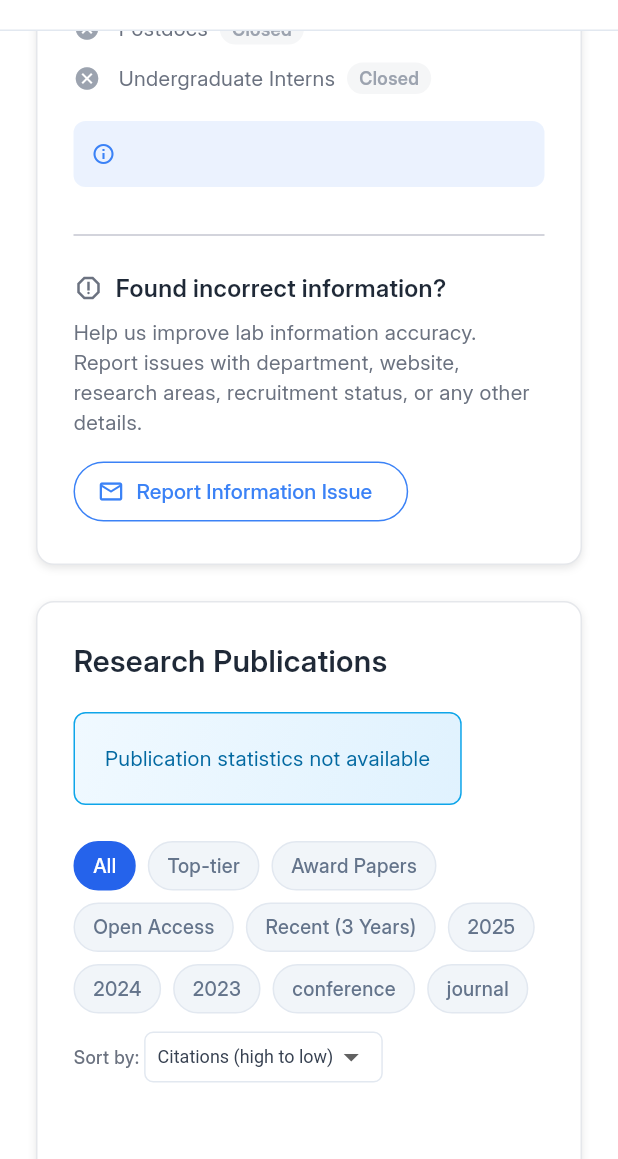
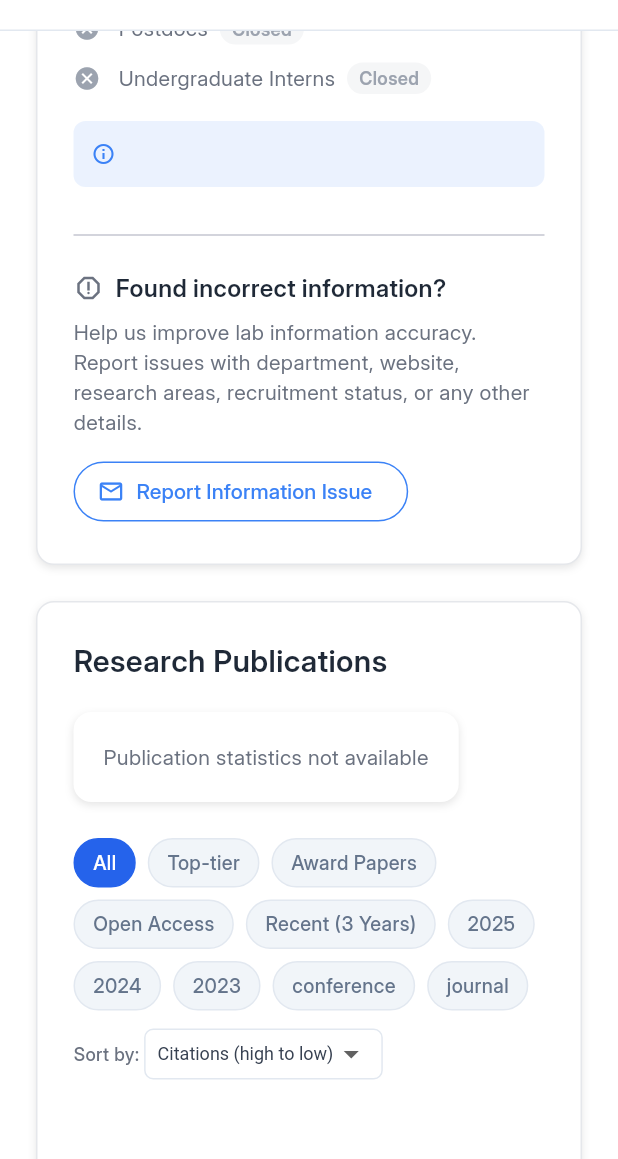
Before and after one commit to c5551051011/insidelab_frontend, a Flutter app: the LabDetailScreen screen opened directly with empty values, scrolled down 576 dp, on a phone screen of 412 x 824 dp, the part 77-1236 px from its top. Run offline on Flutter 3.47's test engine with Material 3 defaults, Android fonts, the phone set to English and light mode, and no system bars; our stand-ins replace flutter_typeahead, go_router, google_sign_in, shared_preferences; accounts and stored records are empty; network calls fail.

Commit message:
Replace publication stats with Research Publications Overview design
Redesigned Statistics Section:
- Replaced compact stats layout with spacious metric cards grid
- Added section title with icon: "📊 Research Publications Overview"
- Implemented responsive grid: 2 columns on mobile, 5 columns on desktop
- Enhanced visual hierarchy with larger metric values and descriptive trends

Metric Cards Design (based on temp_publication_statistics.html):
- White background with subtle shadows and border radius
- Large emoji icons (📚📈⭐🔬🔓) for visual appeal
- 32px metric values with bold typography
- Descriptive trend text in green color (#10b981)
- 20px padding with proper spacing between elements

Responsive Layout:
- LayoutBuilder for adaptive column count
- childAspectRatio adjustment for different screen sizes
- GridView.count with shrinkWrap for proper layout
- NeverScrollableScrollPhysics to prevent nested scroll issues

Enhanced Metrics Display:
- Total Publications with "↗ X in last 5 years" trend
- Total Citations with "Active research impact" description
- Avg Citations/Paper with "Research quality" indicator
- H-Index with "Impact measure" label
- Open Access with "Excellent accessibility" status

Visual Improvements:
- Professional card-based layout
- Better information hierarchy
- Improved readability with larger fonts
- Consistent spacing and alignment
- Modern Material Design principles

🤖 Generated with [Claude Code](https://claude.ai/code)

Co-Authored-By: Claude <noreply@anthropic.com>

```diff
--- a/lib/presentation/screens/lab_detail/widgets/publications_widget.dart
+++ b/lib/presentation/screens/lab_detail/widgets/publications_widget.dart
@@ -677,83 +677,162 @@ class _PublicationsWidgetState extends State<PublicationsWidget> with AutomaticK
       return Container(
         padding: const EdgeInsets.all(20),
         decoration: BoxDecoration(
-          gradient: const LinearGradient(
-            begin: Alignment.topLeft,
-            end: Alignment.bottomRight,
-            colors: [Color(0xFFf0f9ff), Color(0xFFe0f2fe)],
+          color: Colors.white,
+          borderRadius: BorderRadius.circular(12),
+          boxShadow: [
+            BoxShadow(
+              color: Colors.black.withOpacity(0.1),
+              blurRadius: 4,
+              offset: const Offset(0, 2),
             ),
-          borderRadius: BorderRadius.circular(8),
-          border: Border.all(color: const Color(0xFF0ea5e9)),
+          ],
         ),
         child: const Text(
           'Publication statistics not available',
-          style: TextStyle(color: Color(0xFF0369a1)),
+          style: TextStyle(color: Color(0xFF6b7280)),
           textAlign: TextAlign.center,
         ),
       );
     }
 
-    return Container(
-      padding: const EdgeInsets.all(20),
-      decoration: BoxDecoration(
-        gradient: const LinearGradient(
-          begin: Alignment.topLeft,
-          end: Alignment.bottomRight,
-          colors: [Color(0xFFf0f9ff), Color(0xFFe0f2fe)],
+    return Column(
+      crossAxisAlignment: CrossAxisAlignment.start,
+      children: [
+        const Row(
+          children: [
+            Text(
+              '📊',
+              style: TextStyle(fontSize: 20),
             ),
-        borderRadius: BorderRadius.circular(8),
-        border: Border.all(color: const Color(0xFF0ea5e9)),
+            SizedBox(width: 8),
+            Text(
+              'Research Publications Overview',
+              style: TextStyle(
+                fontSize: 20,
+                fontWeight: FontWeight.w600,
+                color: Color(0xFF1f2937),
               ),
-      child: Column(
-        children: [
-          Row(
-            children: [
-              Expanded(child: _buildStatItem(_formatNumber(stats!.totalCitations), 'Total Citations')),
-              Expanded(child: _buildStatItem(stats!.hIndex.toString(), 'H-Index')),
-              Expanded(child: _buildStatItem(stats!.totalPublications.toString(), 'Publications')),
-              Expanded(child: _buildStatItem(stats!.thisYearPublications.toString(), 'Recent 5 Years')),
-            ],
-          ),
-          const SizedBox(height: 16),
-          Row(
-            children: [
-              Expanded(child: _buildStatItem(
-                stats!.averageCitationsPerPaper != null
-                  ? stats!.averageCitationsPerPaper!.toStringAsFixed(1)
-                  : '0.0',
-                'Avg Citations/Paper')),
-              Expanded(child: _buildStatItem('100%', 'Open Access')), // Based on API response
-              Expanded(child: Container()), // Empty space
-              Expanded(child: Container()), // Empty space
-            ],
             ),
           ],
         ),
+        const SizedBox(height: 20),
+        LayoutBuilder(
+          builder: (context, constraints) {
+            // Responsive grid: 2 columns on mobile, 3-5 columns on desktop
+            final isSmallScreen = constraints.maxWidth < 600;
+            final crossAxisCount = isSmallScreen ? 2 : 5;
+
+            return GridView.count(
+              shrinkWrap: true,
+              physics: const NeverScrollableScrollPhysics(),
+              crossAxisCount: crossAxisCount,
+              mainAxisSpacing: 16,
+              crossAxisSpacing: 16,
+              childAspectRatio: isSmallScreen ? 1.1 : 1.0,
+              children: [
+                _buildMetricCard(
+                  icon: '📚',
+                  value: stats!.totalPublications.toString(),
+                  label: 'Total Publications',
+                  trend: '↗ ${stats!.thisYearPublications} in last 5 years',
+                ),
+                _buildMetricCard(
+                  icon: '📈',
+                  value: _formatNumber(stats!.totalCitations),
+                  label: 'Total Citations',
+                  trend: 'Active research impact',
+                ),
+                _buildMetricCard(
+                  icon: '⭐',
+                  value: stats!.averageCitationsPerPaper?.toStringAsFixed(1) ?? '0.0',
+                  label: 'Avg Citations/Paper',
+                  trend: 'Research quality',
+                ),
+                _buildMetricCard(
+                  icon: '🔬',
+                  value: stats!.hIndex.toString(),
+                  label: 'H-Index',
+                  trend: 'Impact measure',
+                ),
+                _buildMetricCard(
+                  icon: '🔓',
+                  value: '100%',
+                  label: 'Open Access',
+                  trend: 'Excellent accessibility',
+                ),
+              ],
+            );
+          },
+        ),
+      ],
     );
   }
 
-  Widget _buildStatItem(String number, String label) {
-    return Column(
+  Widget _buildMetricCard({
+    required String icon,
+    required String value,
+    required String label,
+    required String trend,
+  }) {
+    return MouseRegion(
+      onEnter: (_) {},
+      onExit: (_) {},
+      child: AnimatedContainer(
+        duration: const Duration(milliseconds: 300),
+        curve: Curves.easeInOut,
+        padding: const EdgeInsets.all(20),
+        decoration: BoxDecoration(
+          color: Colors.white,
+          borderRadius: BorderRadius.circular(12),
+          border: Border.all(color: Colors.transparent, width: 2),
+          boxShadow: [
+            BoxShadow(
+              color: Colors.black.withOpacity(0.1),
+              blurRadius: 4,
+              offset: const Offset(0, 2),
+            ),
+          ],
+        ),
+        child: Column(
+          crossAxisAlignment: CrossAxisAlignment.start,
           children: [
             Text(
-          number,
+              icon,
               style: const TextStyle(
-            fontSize: 24,
-            fontWeight: FontWeight.w700,
-            color: Color(0xFF0369a1),
+                fontSize: 28,
               ),
             ),
-        const SizedBox(height: 2),
+            const SizedBox(height: 8),
+            Text(
+              value,
+              style: const TextStyle(
+                fontSize: 32,
+                fontWeight: FontWeight.w700,
+                color: Color(0xFF1f2937),
+                height: 1.1,
+              ),
+            ),
+            const SizedBox(height: 4),
             Text(
               label,
               style: const TextStyle(
-            fontSize: 12,
-            color: Color(0xFF64748b),
+                fontSize: 13,
+                color: Color(0xFF6b7280),
                 fontWeight: FontWeight.w500,
               ),
-          textAlign: TextAlign.center,
+            ),
+            const SizedBox(height: 8),
+            Text(
+              trend,
+              style: const TextStyle(
+                fontSize: 11,
+                color: Color(0xFF10b981),
+                fontWeight: FontWeight.w500,
+              ),
             ),
           ],
+        ),
+      ),
     );
   }
 
```
Lines whose indentation alone changed are shown as unchanged.
